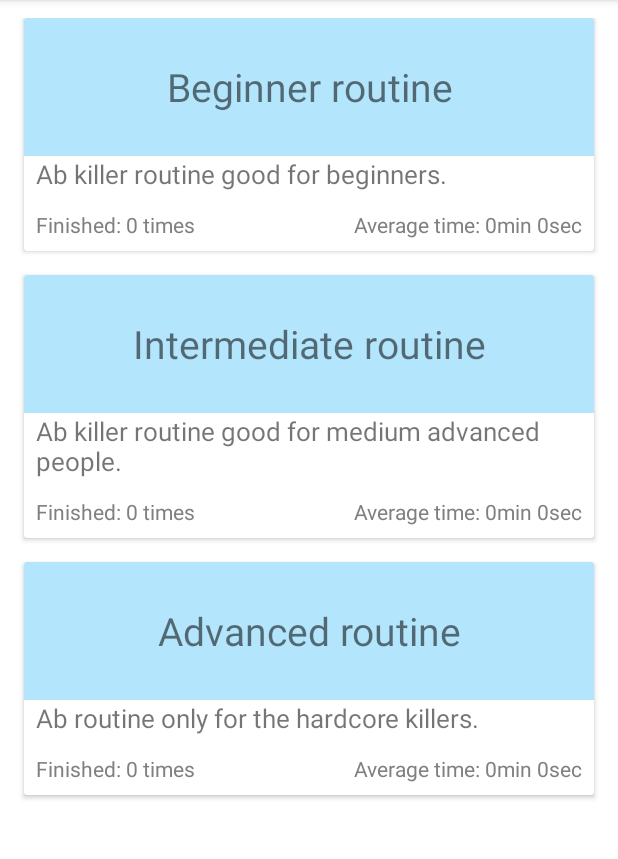
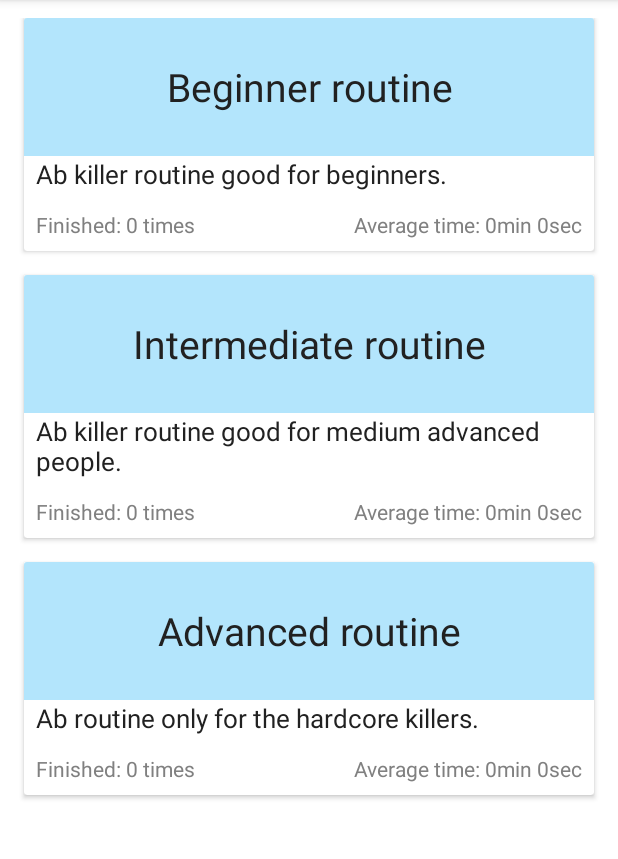
Before and after one commit to lsrom/DeadlyAbRoutines, an Android app: the screen it shows after launch (MainActivity), on a phone screen of 412 x 824 dp, the part 84-943 px from its top. Run offline under Robolectric (Android 15) with nearby library versions, the phone set to English and light mode, and no system bars.

Commit message:
Fix text color when changing themes

```diff
--- a/app/src/main/res/values/styles.xml
+++ b/app/src/main/res/values/styles.xml
@@ -6,6 +6,7 @@
         <item name="colorPrimary">@color/colorPrimary</item>
         <item name="colorPrimaryDark">@color/colorPrimaryDark</item>
         <item name="colorAccent">@color/colorAccent</item>
+        <item name="android:textColor">@color/colorPrimaryText</item>
         <item name="android:textColorPrimary">@color/colorPrimaryText</item>
         <item name="android:textColorSecondary">@color/colorSecondaryText</item>
         <item name="android:windowBackground">@color/colorWhite</item>
@@ -19,6 +20,7 @@
         <item name="colorPrimary">@color/colorBlack</item>
         <item name="colorPrimaryDark">@color/colorBlack</item>
         <item name="colorAccent">@color/colorBlack</item>
+        <item name="android:textColor">@color/colorWhite</item>
         <item name="android:textColorPrimary">@color/colorWhite</item>
         <item name="android:textColorSecondary">@color/colorLightGray</item>
         <item name="android:windowBackground">@color/colorBlack</item>
```
